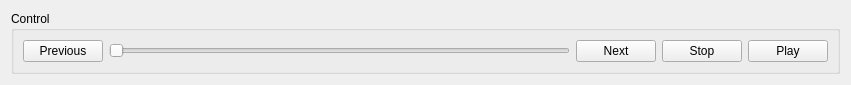
This is src/gui/ui/control_form.ui in acnazarejr/vsdt as Qt 5 draws it before an edit. The edited form follows.
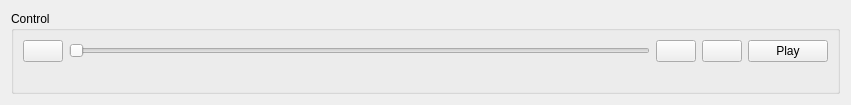
This is the edited form. Icons and pictures are not drawn.

Commit message: control rebuild

What changed in the file:
```diff
--- a/src/gui/ui/control_form.ui
+++ b/src/gui/ui/control_form.ui
@@ -7,7 +7,7 @@
     <x>0</x>
     <y>0</y>
     <width>851</width>
-    <height>76</height>
+    <height>98</height>
    </rect>
   </property>
   <property name="windowTitle">
@@ -25,7 +25,11 @@
         <item>
          <widget class="QPushButton" name="pushButton_3">
           <property name="text">
-           <string>Previous</string>
+           <string/>
+          </property>
+          <property name="icon">
+           <iconset resource="../res/vsdt.qrc">
+            <normaloff>:/icons/previous.png</normaloff>:/icons/previous.png</iconset>
           </property>
          </widget>
         </item>
@@ -39,14 +43,22 @@
         <item>
          <widget class="QPushButton" name="pushButton_2">
           <property name="text">
-           <string>Next</string>
+           <string/>
+          </property>
+          <property name="icon">
+           <iconset resource="../res/vsdt.qrc">
+            <normaloff>:/icons/next.png</normaloff>:/icons/next.png</iconset>
           </property>
          </widget>
         </item>
         <item>
          <widget class="QPushButton" name="stopButton">
           <property name="text">
-           <string>Stop</string>
+           <string/>
+          </property>
+          <property name="icon">
+           <iconset resource="../res/vsdt.qrc">
+            <normaloff>:/icons/stop.png</normaloff>:/icons/stop.png</iconset>
           </property>
          </widget>
         </item>
@@ -55,6 +67,21 @@
           <property name="text">
            <string>Play</string>
           </property>
+          <property name="icon">
+           <iconset resource="../res/vsdt.qrc">
+            <normaloff>:/icons/play.png</normaloff>:/icons/play.png</iconset>
+          </property>
+         </widget>
+        </item>
+       </layout>
+      </item>
+      <item>
+       <layout class="QHBoxLayout" name="labelsHorizontalLayout">
+        <item>
+         <widget class="QLabel" name="timeLabel">
+          <property name="text">
+           <string/>
+          </property>
          </widget>
         </item>
        </layout>
```
Left out of the diff: 10 changed lines with no effect on the pictures. The commit also changes 18 other files.
